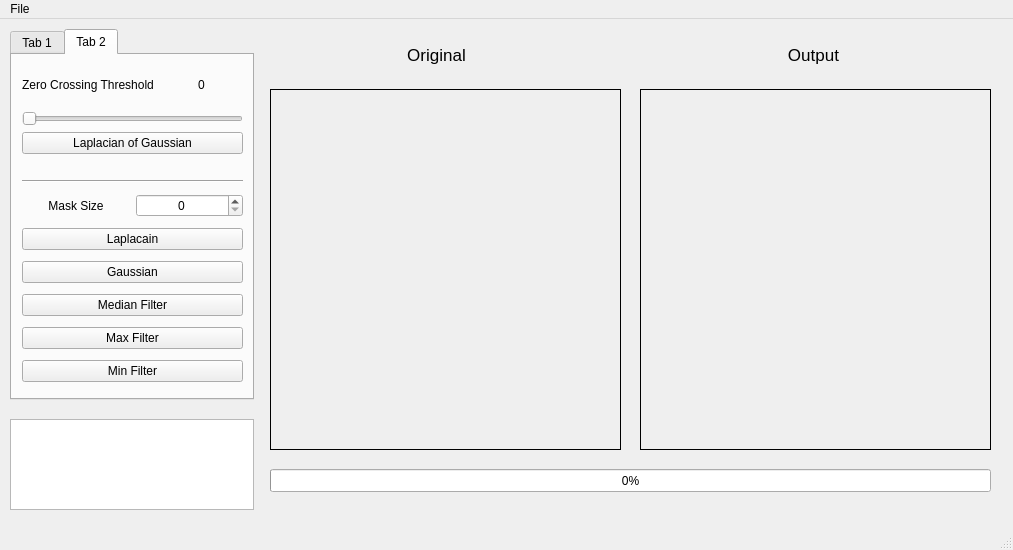
First picture: the form in HW03/myui.ui, repository WesleyCh3n/Img-Processing, before the edit.
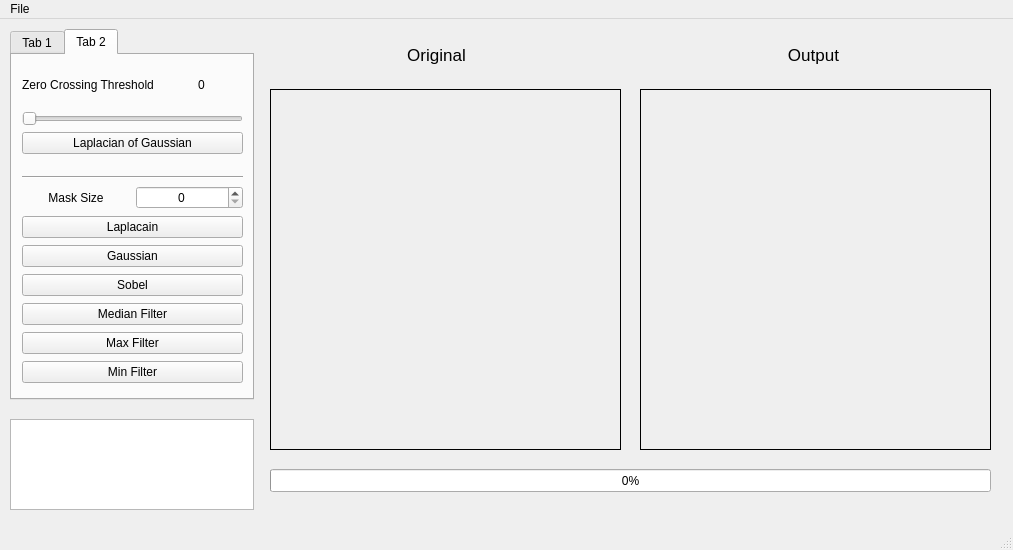
Second picture: the form after the edit. The open tabs and pages were chosen to show the change.

```diff
--- a/HW03/myui.ui
+++ b/HW03/myui.ui
@@ -170,12 +170,12 @@
          <attribute name="horizontalHeaderCascadingSectionResizes">
           <bool>true</bool>
          </attribute>
-         <attribute name="horizontalHeaderDefaultSectionSize">
-          <number>25</number>
-         </attribute>
          <attribute name="horizontalHeaderMinimumSectionSize">
           <number>25</number>
          </attribute>
+         <attribute name="horizontalHeaderDefaultSectionSize">
+          <number>25</number>
+         </attribute>
          <attribute name="verticalHeaderCascadingSectionResizes">
           <bool>true</bool>
          </attribute>
@@ -267,45 +267,31 @@
         <x>10</x>
         <y>120</y>
         <width>221</width>
-        <height>215</height>
+        <height>216</height>
        </rect>
       </property>
       <layout class="QGridLayout" name="gridLayout_3">
-       <item row="7" column="0" colspan="2">
+       <item row="11" column="0" colspan="2">
+        <widget class="QPushButton" name="minPb">
+         <property name="text">
+          <string>Min Filter</string>
+         </property>
+        </widget>
+       </item>
+       <item row="9" column="0" colspan="2">
         <widget class="QPushButton" name="midPb">
          <property name="text">
           <string>Median Filter</string>
          </property>
         </widget>
        </item>
-       <item row="6" column="0" colspan="2">
-        <widget class="QPushButton" name="gussPb">
-         <property name="text">
-          <string>Gaussian</string>
-         </property>
-        </widget>
-       </item>
-       <item row="8" column="0" colspan="2">
+       <item row="10" column="0" colspan="2">
         <widget class="QPushButton" name="maxPb">
          <property name="text">
           <string>Max Filter</string>
          </property>
         </widget>
        </item>
-       <item row="9" column="0" colspan="2">
-        <widget class="QPushButton" name="minPb">
-         <property name="text">
-          <string>Min Filter</string>
-         </property>
-        </widget>
-       </item>
-       <item row="0" column="0" colspan="2">
-        <widget class="Line" name="line_2">
-         <property name="orientation">
-          <enum>Qt::Horizontal</enum>
-         </property>
-        </widget>
-       </item>
        <item row="4" column="0" colspan="2">
         <widget class="QPushButton" name="LaplaPb">
          <property name="text">
@@ -313,6 +299,20 @@
          </property>
         </widget>
        </item>
+       <item row="1" column="1">
+        <widget class="QSpinBox" name="sizesB_2">
+         <property name="alignment">
+          <set>Qt::AlignCenter</set>
+         </property>
+        </widget>
+       </item>
+       <item row="0" column="0" colspan="2">
+        <widget class="Line" name="line_2">
+         <property name="orientation">
+          <enum>Qt::Horizontal</enum>
+         </property>
+        </widget>
+       </item>
        <item row="1" column="0">
         <widget class="QLabel" name="label_6">
          <property name="text">
@@ -323,10 +323,17 @@
          </property>
         </widget>
        </item>
-       <item row="1" column="1">
-        <widget class="QSpinBox" name="sizesB_2">
-         <property name="alignment">
-          <set>Qt::AlignCenter</set>
+       <item row="5" column="0" colspan="2">
+        <widget class="QPushButton" name="gussPb">
+         <property name="text">
+          <string>Gaussian</string>
+         </property>
+        </widget>
+       </item>
+       <item row="6" column="0" colspan="2">
+        <widget class="QPushButton" name="SobelPb">
+         <property name="text">
+          <string>Sobel</string>
          </property>
         </widget>
        </item>
```
